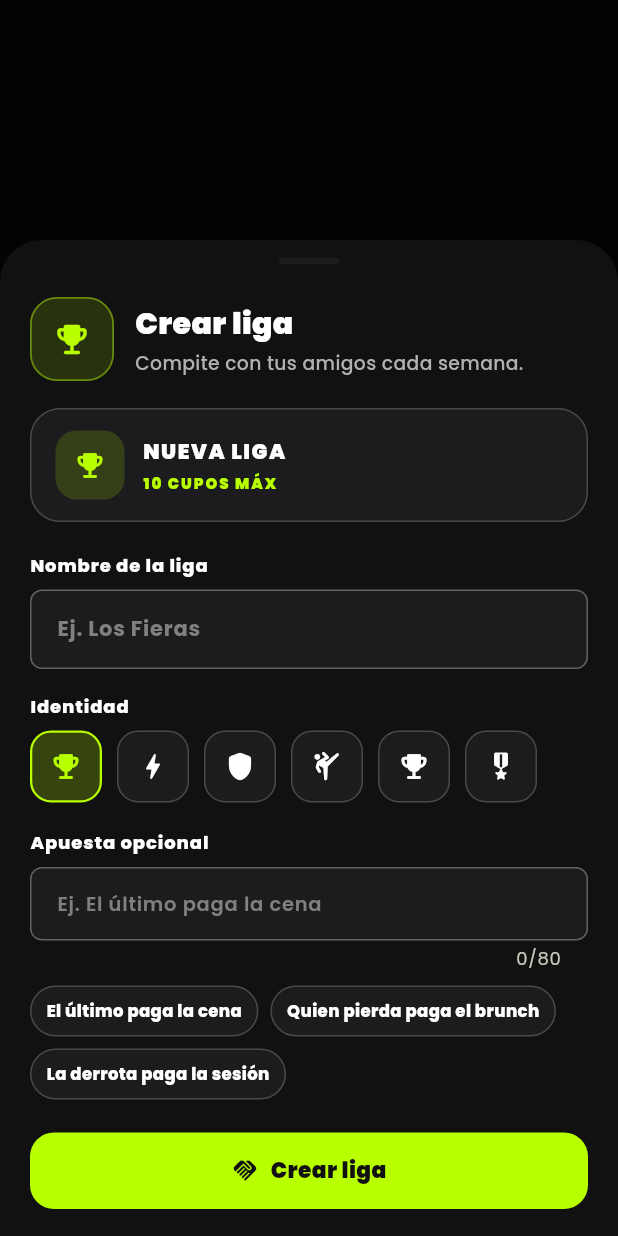
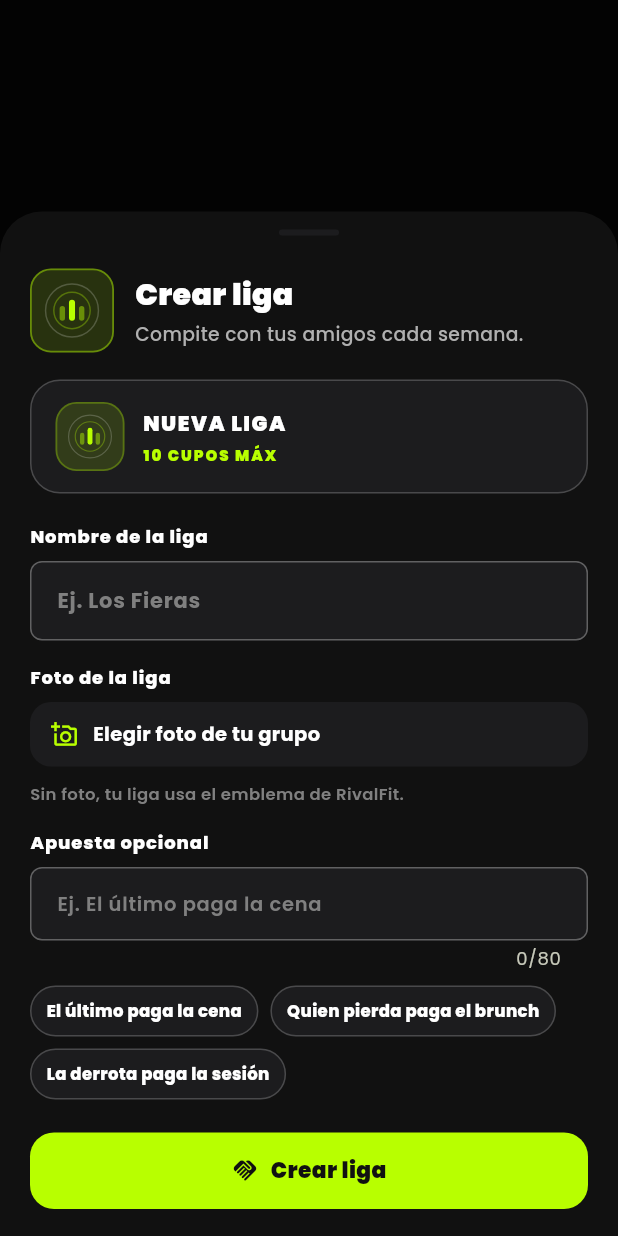
Before and after one commit to Crisls24/rivalfit-app, a Flutter app: what showCreateLeagueSheet() shows on an empty page, opened directly with empty values, on a phone screen of 412 x 824 dp. Run offline on Flutter 3.47's test engine with Material 3 defaults, Android fonts, the phone set to English and light mode, and no system bars; our stand-ins replace app_links, flutter_animate, flutter_riverpod, flutter_svg, go_router, google_fonts and 5 more; accounts and stored records are empty; network calls fail.

Commit message:
feat(league): identidad de liga por foto con LeagueBadge y migracion SQL versionada
- Nueva identidad de liga: foto de grupo elegida desde galeria (bucket avatars) con
  fallback al LeagueEmblem de la marca; se elimina la grilla de iconos (leagueIconKeys/Data).
- LeagueBadge compartido en sheet de creacion (preview en vivo), dialog de exito,
  card, invite sheet, join y ranking; cachea chez photoUrl y bytes locales.
- createLeague en 2 pasos: insert -> upload foto -> PATCH photo_url -> refresh
  (la foto es opcional, no bloquea la creacion de la liga).
- Mensaje de invitacion unificado en league/domain/invite_message.dart (misma fuente
  para el success dialog y el invite sheet); corregido joinInviteLink('') hardcodeado.
- Migracion idempotente infra/sql/league_identity.sql (icon_text, social_bet, photo_url)
  aplicada tambien en la BD dev. Tests de LeagueBadge y del mensaje actualizados.

```diff
--- a/lib/features/league/domain/models/league.dart
+++ b/lib/features/league/domain/models/league.dart
@@ -5,6 +5,7 @@ class League {
   final String name;
   final String emoji;
   final String iconText;
+  final String? photoUrl;
   final String? socialBet;
   final String code;
   final String ownerId;
@@ -21,6 +22,7 @@ class League {
     required this.createdAt,
     this.emoji = '🏆',
     this.iconText = 'podium',
+    this.photoUrl,
     this.socialBet,
     this.memberCount = 0,
   });
--- a/lib/features/league/presentation/pages/league_view.dart
+++ b/lib/features/league/presentation/pages/league_view.dart
@@ -112,13 +112,14 @@ class _LeagueViewState extends ConsumerState<LeagueView> {
     await showCreateLeagueSheet(
       context,
       initialName: ref.watch(authControllerProvider).user?.displayName ?? '',
-      onCreate: (name, emoji, iconKey, socialBet) => ref
+      onCreate: (name, emoji, socialBet, photoBytes, photoFileName) => ref
           .read(leagueControllerProvider.notifier)
           .createLeague(
             name,
             emoji: emoji,
-            iconText: iconKey,
             socialBet: socialBet,
+            photoBytes: photoBytes,
+            photoFileName: photoFileName,
           ),
     );
     if (!mounted) return;
--- a/lib/features/league/presentation/widgets/league_dialogs.dart
+++ b/lib/features/league/presentation/widgets/league_dialogs.dart
@@ -1,48 +1,24 @@
 import 'package:flutter/material.dart';
 import 'package:flutter/services.dart';
+import 'package:image_picker/image_picker.dart';
 import 'package:rivalfit/app/theme/app_colors.dart';
 import 'package:rivalfit/core/deeplinks/deep_link_parser.dart';
+import 'package:rivalfit/features/league/domain/invite_message.dart';
 import 'package:rivalfit/features/league/domain/models/league.dart';
+import 'package:rivalfit/features/league/presentation/widgets/league_emblem_icon.dart';
 import 'package:share_plus/share_plus.dart';
-
-const List<String> leagueIconKeys = <String>[
-  'podium',
-  'bolt',
-  'shield',
-  'martial',
-  'trophy',
-  'rank',
-];
-
-IconData leagueIconData(String? key) {
-  switch ((key ?? 'podium').trim().toLowerCase()) {
-    case 'bolt':
-      return Icons.bolt_rounded;
-    case 'shield':
-      return Icons.shield_rounded;
-    case 'martial':
-      return Icons.sports_martial_arts_rounded;
-    case 'trophy':
-      return Icons.emoji_events_rounded;
-    case 'rank':
-      return Icons.military_tech_rounded;
-    case 'podium':
-    default:
-      return Icons.emoji_events_rounded;
-  }
-}
 
 Future<void> showCreateLeagueSheet(
   BuildContext context, {
   String initialName = '',
   String initialEmoji = '🏆',
-  String initialIconKey = 'podium',
   String? initialSocialBet,
   required Future<String?> Function(
     String name,
     String emoji,
-    String iconKey,
     String? socialBet,
+    Uint8List? photoBytes,
+    String? photoFileName,
   )
   onCreate,
 }) {
@@ -53,7 +29,6 @@ Future<void> showCreateLeagueSheet(
     builder: (sheetContext) => CreateLeagueSheet(
       initialName: initialName,
       initialEmoji: initialEmoji,
-      initialIconKey: initialIconKey,
       initialSocialBet: initialSocialBet,
       onCreate: onCreate,
     ),
@@ -86,13 +61,13 @@ Future<void> showJoinLeagueDialog(
 class CreateLeagueSheet extends StatefulWidget {
   final String initialName;
   final String initialEmoji;
-  final String initialIconKey;
   final String? initialSocialBet;
   final Future<String?> Function(
     String name,
     String emoji,
-    String iconKey,
     String? socialBet,
+    Uint8List? photoBytes,
+    String? photoFileName,
   )
   onCreate;
 
@@ -100,7 +75,6 @@ class CreateLeagueSheet extends StatefulWidget {
     super.key,
     this.initialName = '',
     this.initialEmoji = '🏆',
-    this.initialIconKey = 'podium',
     this.initialSocialBet,
     required this.onCreate,
   });
@@ -112,7 +86,8 @@ class CreateLeagueSheet extends StatefulWidget {
 class _CreateLeagueSheetState extends State<CreateLeagueSheet> {
   late final TextEditingController _controller;
   late final TextEditingController _betController;
-  late String _iconKey;
+  Uint8List? _photoBytes;
+  String? _photoFileName;
   bool _creating = false;
   String? _error;
 
@@ -121,7 +96,6 @@ class _CreateLeagueSheetState extends State<CreateLeagueSheet> {
     super.initState();
     _controller = TextEditingController(text: widget.initialName);
     _betController = TextEditingController(text: widget.initialSocialBet ?? '');
-    _iconKey = widget.initialIconKey;
   }
 
   @override
@@ -129,6 +103,22 @@ class _CreateLeagueSheetState extends State<CreateLeagueSheet> {
     _controller.dispose();
     _betController.dispose();
     super.dispose();
+  }
+
+  Future<void> _pickPhoto() async {
+    final file = await ImagePicker().pickImage(
+      source: ImageSource.gallery,
+      maxWidth: 1024,
+      maxHeight: 1024,
+      imageQuality: 85,
+    );
+    if (file == null || !mounted) return;
+    final bytes = await file.readAsBytes();
+    if (!mounted) return;
+    setState(() {
+      _photoBytes = bytes;
+      _photoFileName = file.name;
+    });
   }
 
   Future<void> _submit() async {
@@ -146,8 +136,9 @@ class _CreateLeagueSheetState extends State<CreateLeagueSheet> {
     final error = await widget.onCreate(
       name,
       widget.initialEmoji,
-      _iconKey,
       socialBet.isEmpty ? null : socialBet,
+      _photoBytes,
+      _photoFileName,
     );
     if (!mounted) return;
     if (error == null) {
@@ -195,23 +186,7 @@ class _CreateLeagueSheetState extends State<CreateLeagueSheet> {
               Row(
                 crossAxisAlignment: CrossAxisAlignment.center,
                 children: [
-                  Container(
-                    width: 56,
-                    height: 56,
-                    decoration: BoxDecoration(
-                      color: AppColors.volt.withValues(alpha: 0.14),
-                      borderRadius: BorderRadius.circular(18),
-                      border: Border.all(
-                        color: AppColors.volt.withValues(alpha: 0.44),
-                        width: 1.2,
-                      ),
-                    ),
-                    child: Icon(
-                      leagueIconData(_iconKey),
-                      size: 26,
-                      color: AppColors.volt,
-                    ),
-                  ),
+                  LeagueBadge(bytes: _photoBytes, size: 56, background: AppColors.volt.withValues(alpha: 0.14), borderColor: AppColors.volt.withValues(alpha: 0.44)),
                   const SizedBox(width: 14),
                   Expanded(
                     child: Column(
@@ -254,19 +229,7 @@ class _CreateLeagueSheetState extends State<CreateLeagueSheet> {
                 ),
                 child: Row(
                   children: [
-                    Container(
-                      width: 46,
-                      height: 46,
-                      decoration: BoxDecoration(
-                        color: AppColors.volt.withValues(alpha: 0.16),
-                        borderRadius: BorderRadius.circular(14),
-                      ),
-                      child: Icon(
-                        leagueIconData(_iconKey),
-                        color: AppColors.volt,
-                        size: 22,
-                      ),
-                    ),
+                    LeagueBadge(bytes: _photoBytes, size: 46),
                     const SizedBox(width: 12),
                     Expanded(
                       child: Column(
@@ -347,7 +310,7 @@ class _CreateLeagueSheetState extends State<CreateLeagueSheet> {
               ),
               const SizedBox(height: 16),
               const Text(
-                'Identidad',
+                'Foto de la liga',
                 style: TextStyle(
                   color: Colors.white,
                   fontSize: 12,
@@ -356,41 +319,74 @@ class _CreateLeagueSheetState extends State<CreateLeagueSheet> {
                 ),
               ),
               const SizedBox(height: 8),
-              Wrap(
-                spacing: 10,
-                runSpacing: 10,
+              Material(
+                color: AppColors.glowNeutral,
+                borderRadius: BorderRadius.circular(14),
+                child: InkWell(
+                  onTap: _creating ? null : _pickPhoto,
+                  borderRadius: BorderRadius.circular(14),
+                  child: Padding(
+                    padding: const EdgeInsets.symmetric(
+                      horizontal: 14,
+                      vertical: 12,
+                    ),
+                    child: Row(
                       children: [
-                  for (final key in leagueIconKeys)
-                    GestureDetector(
-                      onTap: () => setState(() => _iconKey = key),
-                      child: AnimatedContainer(
-                        duration: const Duration(milliseconds: 150),
-                        width: 48,
-                        height: 48,
-                        decoration: BoxDecoration(
-                          color: _iconKey == key
-                              ? AppColors.volt.withValues(alpha: 0.22)
-                              : AppColors.glowNeutral,
-                          borderRadius: BorderRadius.circular(14),
-                          border: Border.all(
-                            color: _iconKey == key
+                        Icon(
+                          _photoBytes == null
+                              ? Icons.add_a_photo_outlined
+                              : Icons.change_history,
+                          size: 18,
+                          color: _photoBytes == null
                               ? AppColors.volt
-                                : AppColors.glassBorder,
-                            width: _iconKey == key ? 1.5 : 1,
+                              : Colors.white,
+                        ),
+                        const SizedBox(width: 10),
+                        Expanded(
+                          child: Text(
+                            _photoBytes == null
+                                ? 'Elegir foto de tu grupo'
+                                : 'Foto elegida · presiona para cambiar',
+                            style: const TextStyle(
+                              color: Colors.white,
+                              fontSize: 13,
+                              fontWeight: FontWeight.w700,
                             ),
                           ),
+                        ),
+                        if (_photoBytes != null)
+                          InkWell(
+                            onTap: _creating
+                                ? null
+                                : () => setState(() {
+                                      _photoBytes = null;
+                                      _photoFileName = null;
+                                    }),
+                            borderRadius: BorderRadius.circular(8),
+                            child: const Padding(
+                              padding: EdgeInsets.all(4),
                               child: Icon(
-                          leagueIconData(key),
-                          color: _iconKey == key
-                              ? AppColors.volt
-                              : Colors.white,
-                          size: 22,
+                                Icons.close,
+                                size: 16,
+                                color: AppColors.textGray,
                               ),
                             ),
                           ),
                       ],
                     ),
-              const SizedBox(height: 18),
+                  ),
+                ),
+              ),
+              const SizedBox(height: 10),
+              Text(
+                'Sin foto, tu liga usa el emblema de RivalFit.',
+                style: TextStyle(
+                  color: AppColors.textPlaceholder,
+                  fontSize: 11,
+                  fontWeight: FontWeight.w600,
+                ),
+              ),
+              const SizedBox(height: 16),
               const Text(
                 'Apuesta opcional',
                 style: TextStyle(
@@ -729,18 +725,10 @@ class _LeagueCreatedDialog extends StatelessWidget {
           children: [
             Row(
               children: [
-                Container(
-                  width: 42,
-                  height: 42,
-                  decoration: BoxDecoration(
-                    color: AppColors.volt.withValues(alpha: 0.18),
-                    borderRadius: BorderRadius.circular(14),
-                  ),
-                  child: Icon(
-                    leagueIconData(league.iconText),
-                    color: AppColors.volt,
-                    size: 22,
-                  ),
+                LeagueBadge(
+                  photoUrl: league.photoUrl,
+                  size: 42,
+                  background: AppColors.volt.withValues(alpha: 0.18),
                 ),
                 const SizedBox(width: 10),
                 Expanded(
@@ -828,12 +816,12 @@ class _LeagueCreatedDialog extends StatelessWidget {
                   child: _SimpleActionButton(
                     label: 'Compartir',
                     onTap: () async {
-                      final text =
-                          'Te reto a mi Liga de RIVALFIT\n'
-                          '${league.name} · 1/10 competidores\n\n'
-                          'La semana empieza ahora.\n'
-                          '¿Vas a dejar que otro gane la Liga?\n\n'
-                          '$link';
+                      final text = leagueInviteMessage(
+                        leagueName: league.name,
+                        memberCount: 1,
+                        maxMembers: league.maxMembers,
+                        link: link,
+                      );
                       await SharePlus.instance.share(ShareParams(text: text));
                     },
                     filled: true,
--- a/lib/features/league/presentation/widgets/league_emblem_icon.dart
+++ b/lib/features/league/presentation/widgets/league_emblem_icon.dart
@@ -1,3 +1,5 @@
+import 'dart:typed_data';
+
 import 'package:flutter/material.dart';
 import 'package:rivalfit/app/theme/app_colors.dart';
 
@@ -19,6 +21,106 @@ class LeagueEmblem extends StatelessWidget {
       width: size,
       height: size,
       child: CustomPaint(painter: _LeagueEmblemPainter(size)),
+    );
+  }
+}
+
+/// Identidad visual unica de una liga: la foto de grupo si existe; si no, el
+/// [LeagueEmblem] (podio de la marca). Reemplaza por completo los emojis e
+/// iconos como identidad de liga. Se usa en el sheet de creacion (preview en
+/// vivo), el dialog de exito, la card, el invite sheet, el join y el ranking.
+class LeagueBadge extends StatelessWidget {
+  /// URL publica de la foto ya subida a storage.
+  final String? photoUrl;
+
+  /// Bytes de la foto recien elegida (preview local ANTES de subir).
+  final Uint8List? bytes;
+
+  final double size;
+
+  /// Radio de las esquinas de la caja cuadrada.
+  final double radius;
+
+  final Color? background;
+
+  final Color? borderColor;
+
+  const LeagueBadge({
+    super.key,
+    this.photoUrl,
+    this.bytes,
+    this.size = 48,
+    this.radius = 14,
+    this.background,
+    this.borderColor,
+  });
+
+  bool get _hasImage => (photoUrl?.isNotEmpty ?? false) || bytes != null;
+
+  @override
+  Widget build(BuildContext context) {
+    final bg = background ?? AppColors.volt.withValues(alpha: 0.14);
+    final border = borderColor ?? AppColors.volt.withValues(alpha: 0.28);
+    final borderRadius = BorderRadius.circular(radius);
+
+    if (!_hasImage) {
+      return _frame(
+        borderRadius,
+        decoration: BoxDecoration(
+          color: bg,
+          borderRadius: borderRadius,
+          border: Border.all(color: border, width: 1.2),
+        ),
+        child: Center(
+          child: Padding(
+            padding: EdgeInsets.all(size * 0.14),
+            child: LeagueEmblem(size: size * 0.72),
+          ),
+        ),
+      );
+    }
+
+    final image = bytes != null
+        ? Image.memory(bytes!, fit: BoxFit.cover)
+        : Image.network(
+            photoUrl!,
+            fit: BoxFit.cover,
+            errorBuilder: (_, _, _) => _frame(
+              borderRadius,
+              decoration: BoxDecoration(
+                color: bg,
+                borderRadius: borderRadius,
+                border: Border.all(color: border, width: 1.2),
+              ),
+              child: Center(
+                child: Padding(
+                  padding: EdgeInsets.all(size * 0.14),
+                  child: LeagueEmblem(size: size * 0.72),
+                ),
+              ),
+            ),
+          );
+
+    return _frame(
+      borderRadius,
+      decoration: BoxDecoration(color: bg, borderRadius: borderRadius),
+      clip: true,
+      child: image,
+    );
+  }
+
+  Widget _frame(
+    BorderRadius borderRadius, {
+    required BoxDecoration decoration,
+    Widget? child,
+    bool clip = false,
+  }) {
+    return Container(
+      width: size,
+      height: size,
+      decoration: decoration,
+      clipBehavior: clip ? Clip.antiAlias : Clip.none,
+      child: child,
     );
   }
 }
```
Also changed, not shown: lib/features/league/data/datasources/league_supabase_data_source.dart (+38 -6 lines), lib/features/league/data/repositories/league_repository_impl.dart (+22 -7 lines), lib/features/league/domain/invite_message.dart (added, +20 -0 lines), lib/features/league/domain/repositories/league_repository.dart (+10 -1 lines), lib/features/league/presentation/controllers/league_controller.dart (+22 -3 lines), lib/features/league/presentation/pages/league_join_page.dart (+7 -19 lines), lib/features/league/presentation/pages/league_ranking_page.dart (+7 -18 lines), lib/features/league/presentation/widgets/invite_sheet.dart (+8 -34 lines), lib/features/league/presentation/widgets/league_card.dart (+7 -16 lines), 3 other files. Lines whose indentation alone changed are shown as unchanged.
